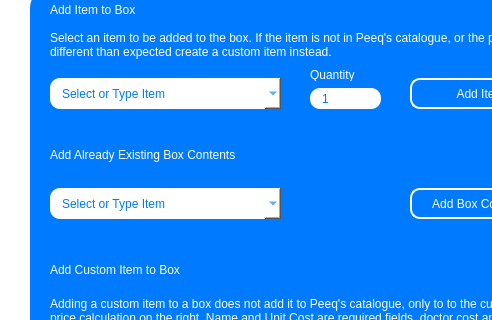
The window that view.ui (Skoenig330/CSIIProject2) describes before a commit, drawn with Qt 5; both pictures show x 0 to 492 and y 132 to 452 of the 1200 by 800 pixel window.
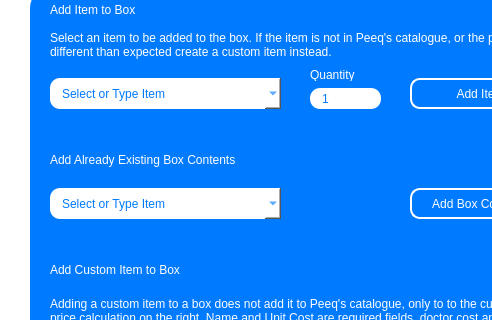
The same window after the commit.

Commit message: added some button functionality.

Patch:
```diff
--- a/view.ui
+++ b/view.ui
@@ -2423,6 +2423,14 @@
        </property>
       </widget>
       <widget class="QLabel" name="label_AddBox">
+       <property name="geometry">
+        <rect>
+         <x>0</x>
+         <y>0</y>
+         <width>332</width>
+         <height>24</height>
+        </rect>
+       </property>
        <property name="styleSheet">
         <string notr="true">color:white;
 font: 700 20pt &quot;Helvetica Neue&quot;;</string>
```
Left out of the diff: 64 changed lines with no effect on the pictures. The commit also changes 5 other files.
